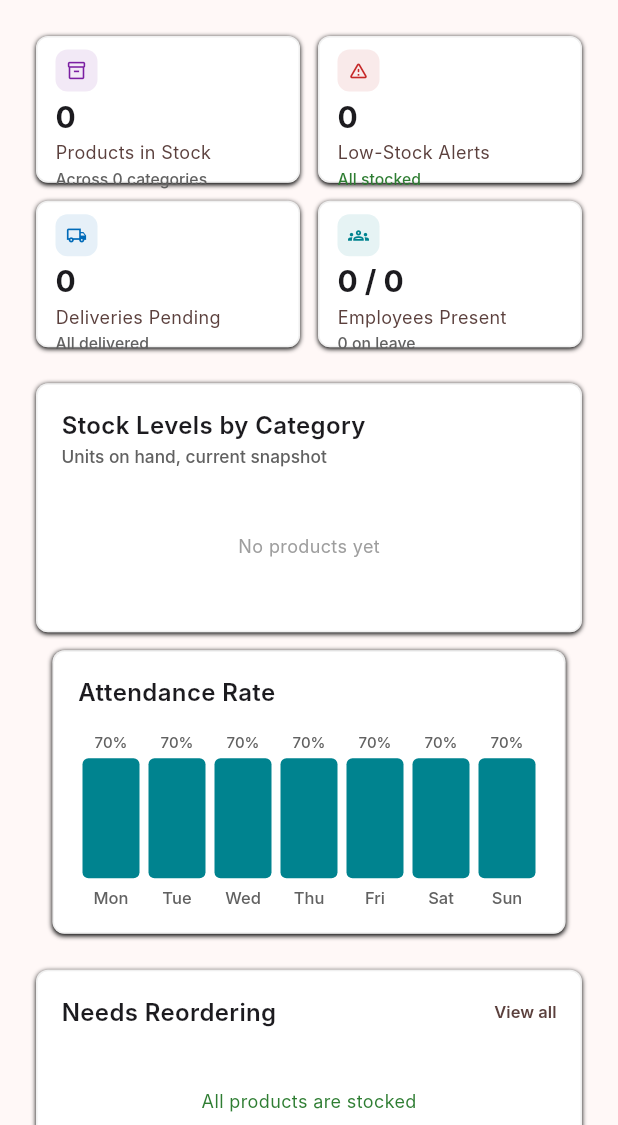
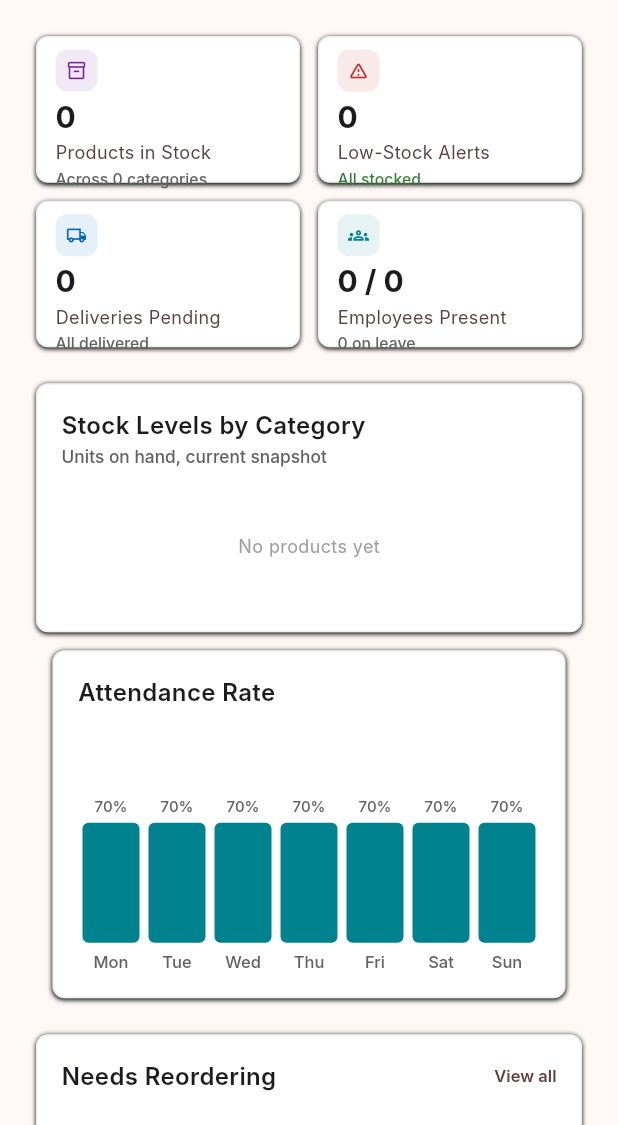
Before and after one commit to sherveymaverick-cloud/Baycel-Growcery, a Flutter app: the ManagerDashboard widget shown alone on an empty page, opened directly, on a phone screen of 412 x 824 dp, the part 111-1236 px from its top. Run offline on Flutter 3.47's test engine with Material 3 defaults, Android fonts, the phone set to English and light mode, and no system bars; our stand-ins replace cloud_firestore, firebase_auth, firebase_core, image_picker; missing offline and left inert: google_mlkit_text_recognition, mobile_scanner; accounts and stored records are empty; generated files the repository leaves out were written again; Roboto replaces fonts that are missing (Inter).

Commit message:
Fix manager dashboard crash: Expanded in unbounded Column

```diff
--- a/lib/screens/manager_dashboard.dart
+++ b/lib/screens/manager_dashboard.dart
@@ -287,7 +287,8 @@ class _ManagerDashboardState extends State<ManagerDashboard> {
               child: Text('No attendance data', style: BaycelTypography.bodySm.copyWith(color: BaycelColors.textDisabled)),
             ))
           else
-            Expanded(
+            SizedBox(
+              height: 160,
               child: SingleChildScrollView(
                 scrollDirection: Axis.horizontal,
                 child: Row(
```
